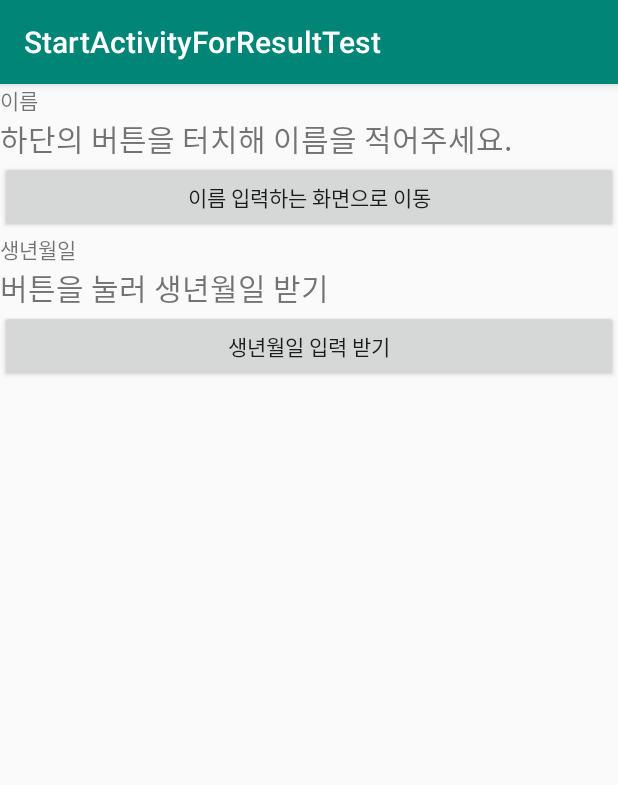
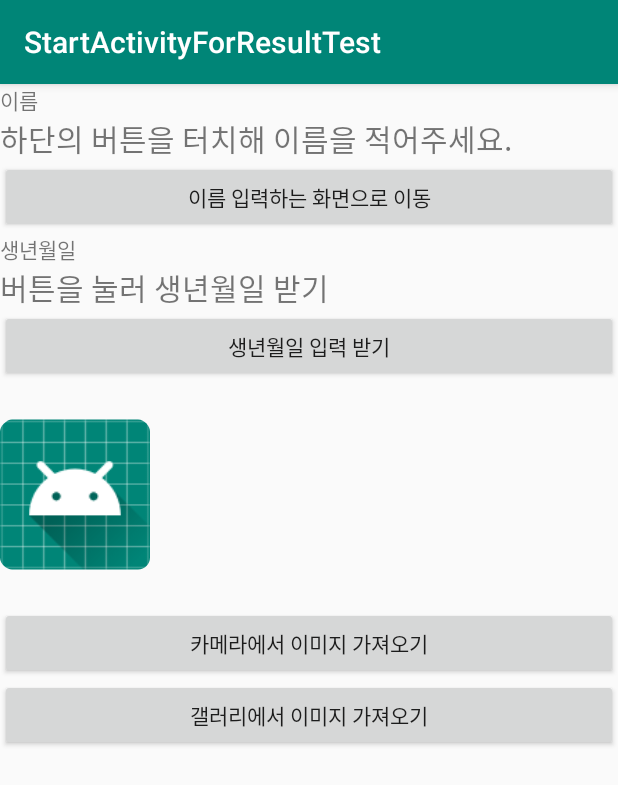
Before and after one commit to cho881020/StartActivityForResultTest, an Android app: the screen it shows after launch (MainActivity), on a phone screen of 412 x 824 dp. Shown: the top 785 px of the screen. Run offline under Robolectric (Android 15) with nearby library versions, the phone set to English and light mode, and no system bars.

Commit message:
갤러리 화면 호출

```diff
--- a/app/src/main/java/tjeit/kr/startactivityforresulttest/MainActivity.java
+++ b/app/src/main/java/tjeit/kr/startactivityforresulttest/MainActivity.java
@@ -5,6 +5,7 @@ import android.os.Bundle;
 import android.support.annotation.Nullable;
 import android.view.View;
 import android.widget.Button;
+import android.widget.ImageView;
 import android.widget.TextView;
 import android.widget.Toast;
 
@@ -12,11 +13,15 @@ public class MainActivity extends BaseActivity {
 
     final static int REQUEST_FOR_USER_NAME = 1000;
     final static int REQUEST_FOR_USER_BIRTHDAY = 1001;
+    final static int REQUEST_FOR_PICTURE_GALLERY = 1002;
 
     private android.widget.TextView nameTxt;
     private android.widget.Button nameInputBtn;
     private TextView birthDayTxt;
     private Button birthDayBtn;
+    private android.widget.ImageView profileImg;
+    private Button cameraBtn;
+    private Button gallerBtn;
 
     @Override
     protected void onCreate(Bundle savedInstanceState) {
@@ -69,6 +74,22 @@ public class MainActivity extends BaseActivity {
             }
         });
 
+        cameraBtn.setOnClickListener(new View.OnClickListener() {
+            @Override
+            public void onClick(View v) {
+
+            }
+        });
+
+        gallerBtn.setOnClickListener(new View.OnClickListener() {
+            @Override
+            public void onClick(View v) {
+                Intent intent = new Intent(Intent.ACTION_PICK);
+                intent.setType("image/*");
+                startActivityForResult(intent, REQUEST_FOR_PICTURE_GALLERY);
+            }
+        });
+
     }
 
     @Override
@@ -79,6 +100,9 @@ public class MainActivity extends BaseActivity {
     @Override
     public void bindViews() {
 
+        this.gallerBtn = (Button) findViewById(R.id.gallerBtn);
+        this.cameraBtn = (Button) findViewById(R.id.cameraBtn);
+        this.profileImg = (ImageView) findViewById(R.id.profileImg);
         this.birthDayBtn = (Button) findViewById(R.id.birthDayBtn);
         this.birthDayTxt = (TextView) findViewById(R.id.birthDayTxt);
         this.nameInputBtn = (Button) findViewById(R.id.nameInputBtn);
--- a/app/src/main/res/layout/activity_main.xml
+++ b/app/src/main/res/layout/activity_main.xml
@@ -43,4 +43,22 @@
         android:layout_height="wrap_content"
         android:text="생년월일 입력 받기"/>
 
+    <ImageView
+        android:id="@+id/profileImg"
+        android:layout_width="100dp"
+        android:layout_height="150dp"
+        android:src="@mipmap/ic_launcher"/>
+
+    <Button
+        android:id="@+id/cameraBtn"
+        android:layout_width="match_parent"
+        android:layout_height="wrap_content"
+        android:text="카메라에서 이미지 가져오기"/>
+
+    <Button
+        android:id="@+id/gallerBtn"
+        android:layout_width="match_parent"
+        android:layout_height="wrap_content"
+        android:text="갤러리에서 이미지 가져오기"/>
+
 </LinearLayout>
```
